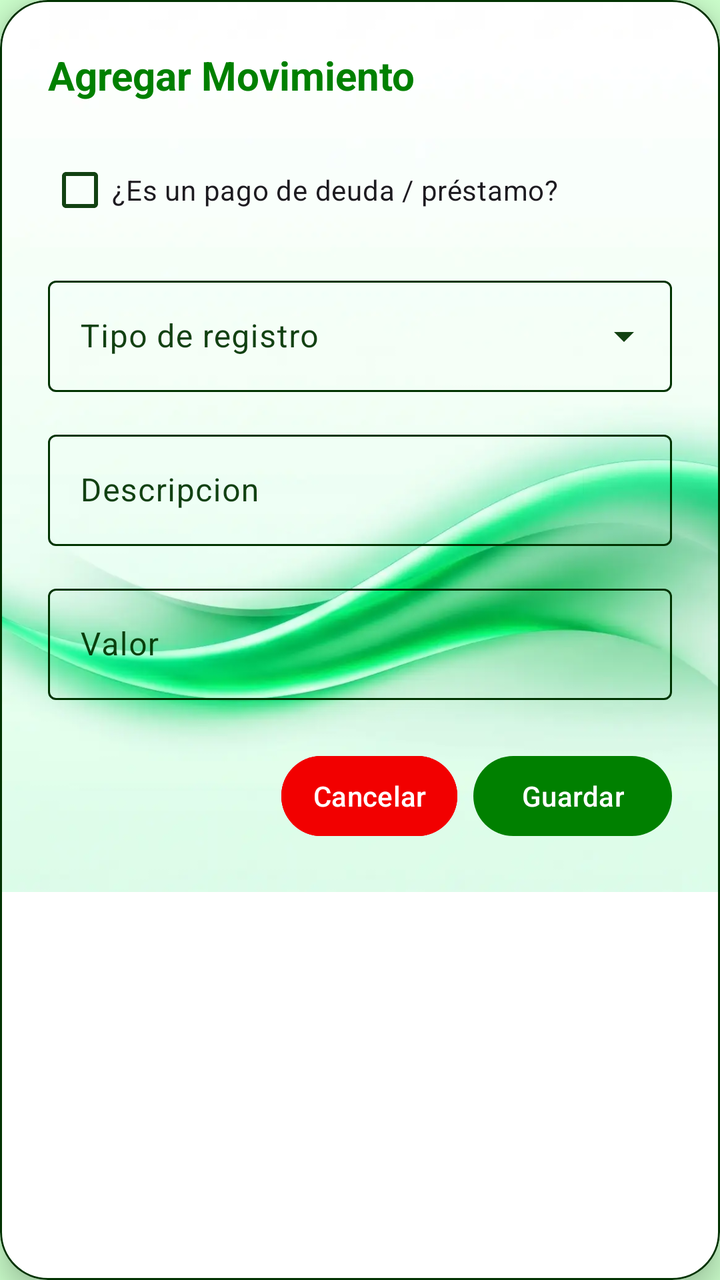
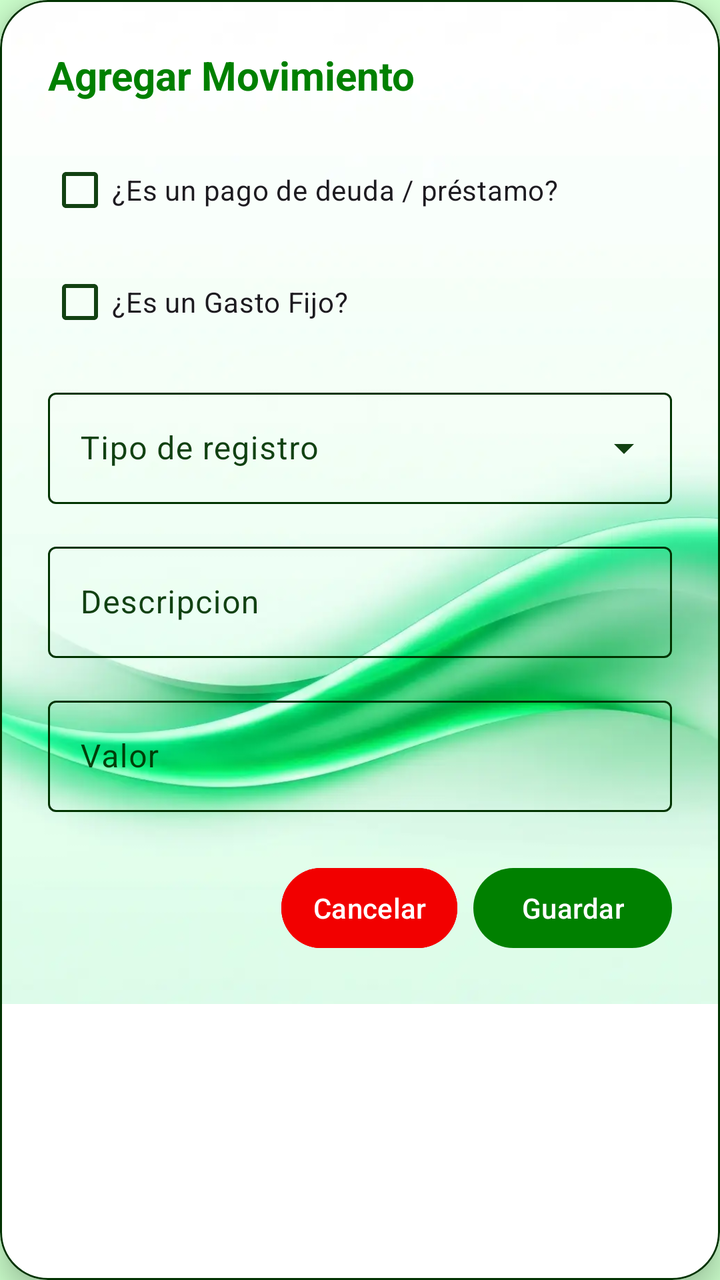

Screens rendered from an Android XML layout before and after an edit, with the pre-edit source and the edit as a unified diff.
<!-- AndroidManifest.xml: application theme Theme.MyLittleFinanControl -->
<!-- res/layout/dialog_agregar_movimiento.xml -->
<?xml version="1.0" encoding="utf-8"?>
<com.google.android.material.card.MaterialCardView xmlns:android="http://schemas.android.com/apk/res/android"
    xmlns:app="http://schemas.android.com/apk/res-auto"
    android:layout_width="match_parent"
    android:layout_height="wrap_content"
    android:layout_margin="16dp"
    app:cardCornerRadius="24dp"
    app:cardElevation="8dp"
    app:cardBackgroundColor="@android:color/white"
    app:strokeWidth="1dp"
    app:strokeColor="?attr/colorOutline">

    
    <RelativeLayout
        android:layout_width="match_parent"
        android:layout_height="wrap_content">

        
        <ImageView
            android:id="@+id/imagenFondo"
            android:layout_width="match_parent"
            android:layout_height="0dp"
            android:layout_alignTop="@id/scrollViewContenido"
            android:layout_alignBottom="@id/scrollViewContenido"
            android:src="@drawable/bg_1"
            android:scaleType="centerCrop" />

        
        <ScrollView
            android:id="@+id/scrollViewContenido"
            android:layout_width="match_parent"
            android:layout_height="wrap_content"
            android:background="@android:color/transparent">

            <LinearLayout
                android:layout_width="match_parent"
                android:layout_height="wrap_content"
                android:orientation="vertical"
                android:padding="24dp">

                <TextView
                    android:id="@+id/tv_titulo_dialogo"
                    android:layout_width="match_parent"
                    android:layout_height="wrap_content"
                    android:layout_marginBottom="20dp"
                    android:text="@string/txtAgregarNota"
                    android:textColor="?attr/colorPrimary"
                    android:textSize="20sp"
                    android:textStyle="bold" />

                <com.google.android.material.checkbox.MaterialCheckBox
                    android:id="@+id/cb_es_pago_deuda"
                    android:layout_width="match_parent"
                    android:layout_height="wrap_content"
                    android:layout_marginBottom="16dp"
                    android:text="¿Es un pago de deuda / préstamo?" />

                <com.google.android.material.textfield.TextInputLayout
                    android:id="@+id/til_seleccion_deuda"
                    style="@style/Widget.Material3.TextInputLayout.OutlinedBox.ExposedDropdownMenu"
                    android:layout_width="match_parent"
                    android:layout_height="wrap_content"
                    android:layout_marginBottom="16dp"
                    android:hint="Selecciona la deuda"
                    android:visibility="gone">

                    <AutoCompleteTextView
                        android:id="@+id/auto_deudas"
                        android:layout_width="match_parent"
                        android:layout_height="wrap_content"
                        android:inputType="none" />
                </com.google.android.material.textfield.TextInputLayout>

                <com.google.android.material.textfield.TextInputLayout
                    android:id="@+id/til_tipo_reg"
                    style="@style/Widget.Material3.TextInputLayout.OutlinedBox.ExposedDropdownMenu"
                    android:layout_width="match_parent"
                    android:layout_height="wrap_content"
                    android:layout_marginBottom="16dp"
                    android:hint="@string/etTipoReg">

                    <AutoCompleteTextView
                        android:id="@+id/auto_tipo_mov"
                        android:layout_width="match_parent"
                        android:layout_height="wrap_content"
                        android:inputType="none" />
                </com.google.android.material.textfield.TextInputLayout>

                <com.google.android.material.textfield.TextInputLayout
                    style="@style/Widget.Material3.TextInputLayout.OutlinedBox"
                    android:layout_width="match_parent"
                    android:layout_height="wrap_content"
                    android:layout_marginBottom="16dp"
                    android:hint="@string/etDescripcion">

                    <com.google.android.material.textfield.TextInputEditText
                        android:id="@+id/etDescripcion"
                        android:layout_width="match_parent"
                        android:layout_height="wrap_content"
                        android:inputType="textCapSentences" />
                </com.google.android.material.textfield.TextInputLayout>

                <com.google.android.material.textfield.TextInputLayout
                    style="@style/Widget.Material3.TextInputLayout.OutlinedBox"
                    android:layout_width="match_parent"
                    android:layout_height="wrap_content"
                    android:layout_marginBottom="24dp"
                    android:hint="@string/etValor">

                    <com.google.android.material.textfield.TextInputEditText
                        android:id="@+id/etValor"
                        android:layout_width="match_parent"
                        android:layout_height="wrap_content"
                        android:inputType="numberDecimal" />
                </com.google.android.material.textfield.TextInputLayout>

                <LinearLayout
                    android:layout_width="match_parent"
                    android:layout_height="wrap_content"
                    android:gravity="end"
                    android:orientation="horizontal">

                    <com.google.android.material.button.MaterialButton
                        android:id="@+id/btn_cancelar"
                        style="@style/Widget.Material3.Button.TextButton"
                        android:layout_width="wrap_content"
                        android:layout_height="wrap_content"
                        android:layout_marginEnd="8dp"
                        android:text="@string/btn_cancelar"
                        app:strokeWidth="1dp"
                        app:strokeColor="?attr/colorError"
                        android:textColor="?attr/colorOnPrimary"
                        android:backgroundTint="?attr/colorError"/>

                    <com.google.android.material.button.MaterialButton
                        android:id="@+id/btn_guardar"
                        android:layout_width="wrap_content"
                        android:layout_height="wrap_content"
                        android:text="@string/btn_guardar"
                        android:textColor="?attr/colorOnPrimary"
                        app:backgroundTint="?attr/colorPrimary" />
                </LinearLayout>
            </LinearLayout>
        </ScrollView>
    </RelativeLayout>
</com.google.android.material.card.MaterialCardView>
<!-- resources referenced by this layout -->
<resources>
  <!-- drawable bg_1: webp bitmap (drawable, 18726 bytes) -->
  <string name="btn_cancelar">Cancelar</string>
  <string name="btn_guardar">Guardar</string>
  <string name="etDescripcion">Descripcion</string>
  <string name="etTipoReg">Tipo de registro</string>
  <string name="etValor">Valor</string>
  <string name="txtAgregarNota">Agregar Movimiento</string>
  <style name="Theme.MyLittleFinanControl" parent="Base.Theme.MyLittleFinanControl" />
  <style name="Base.Theme.MyLittleFinanControl" parent="Theme.Material3.DayNight.NoActionBar">
  
          
          <item name="colorPrimary">@color/verde_oscuro</item>
          
          <item name="colorOnPrimary">@android:color/white</item>
  
          
          <item name="colorPrimaryContainer">@color/verde_claro</item>
          
          <item name="colorOnPrimaryContainer">@color/verde_negro</item>
  
          
          <item name="colorSecondary">@color/verde</item>
          
          <item name="colorOnSecondary">@color/verde_negro</item>
  
          
          <item name="colorSecondaryContainer">@color/verde_transparente</item>
          <item name="colorOnSecondaryContainer">@color/verde_negro</item>
  
          
          <item name="colorTertiary">@color/verde_blanco_transparente</item>
          <item name="colorOnTertiary">@color/verde_negro</item>
  
          
          <item name="colorOutline">@color/verde_negro</item>
  
          
          <item name="colorOnSurface">@color/verde_negro</item>
  
          
          
          <item name="android:windowBackground">@color/verde_claro</item>
          
          <item name="colorSurface">@color/verde_blanco_transparente</item>
  
          
          <item name="colorError">@color/rojo_alerta</item>
          <item name="colorOnError">@color/rojo_transparente</item>
  
          
          <item name="android:statusBarColor">@android:color/white</item>
          <item name="android:windowLightStatusBar">true</item>
  
          
          <item name="colorSurfaceVariant">@color/verde_transparente</item>
          <item name="colorOnSurfaceVariant">@color/verde_gris</item>
  
          
          <item name="popupMenuBackground">@android:color/white</item>
          <item name="android:popupBackground">@android:color/white</item>
  
          <item name="colorSurfaceContainer">@color/verde_claro</item>
          <item name="colorSurfaceContainerLow">@color/verde_claro</item>
          <item name="colorSurfaceContainerHigh">@color/verde_claro</item>
          <item name="colorSurfaceContainerHighest">@color/verde_claro</item>
      </style>
  <color name="verde_oscuro">#008000</color>
  <color name="verde_claro">#CCFFCC</color>
  <color name="verde_negro">#003300</color>
  <color name="verde">#00C292</color>
  <color name="verde_transparente">#5FCCFFCC</color>
  <color name="verde_blanco_transparente">#D3F6FFF6</color>
  <color name="rojo_alerta">#F20000</color>
  <color name="rojo_transparente">#7BF69F9F</color>
  <color name="verde_gris">#ED003300</color>
</resources>

<!-- the commit's change to res/layout/dialog_agregar_movimiento.xml (unified diff, before → after) -->
@@ -52,8 +52,15 @@
                     android:id="@+id/cb_es_pago_deuda"
                     android:layout_width="match_parent"
                     android:layout_height="wrap_content"
+                    android:layout_marginBottom="8dp"
+                    android:text="¿Es un pago de deuda / préstamo?" />
+
+                <com.google.android.material.checkbox.MaterialCheckBox
+                    android:id="@+id/cb_es_gasto_fijo"
+                    android:layout_width="match_parent"
+                    android:layout_height="wrap_content"
                     android:layout_marginBottom="16dp"
-                    android:text="¿Es un pago de deuda / préstamo?" />
+                    android:text="¿Es un Gasto Fijo?" />
 
                 <com.google.android.material.textfield.TextInputLayout
                     android:id="@+id/til_seleccion_deuda"
@@ -66,6 +73,40 @@
 
                     <AutoCompleteTextView
                         android:id="@+id/auto_deudas"
+                        android:layout_width="match_parent"
+                        android:layout_height="wrap_content"
+                        android:inputType="none" />
+                </com.google.android.material.textfield.TextInputLayout>
+
+                
+                <com.google.android.material.textfield.TextInputLayout
+                    android:id="@+id/til_seleccion_gasto_fijo"
+                    style="@style/Widget.Material3.TextInputLayout.OutlinedBox.ExposedDropdownMenu"
+                    android:layout_width="match_parent"
+                    android:layout_height="wrap_content"
+                    android:layout_marginBottom="16dp"
+                    android:hint="Selecciona el Gasto Fijo"
+                    android:visibility="gone">
+
+                    <AutoCompleteTextView
+                        android:id="@+id/auto_gastos_fijos"
+                        android:layout_width="match_parent"
+                        android:layout_height="wrap_content"
+                        android:inputType="none" />
+                </com.google.android.material.textfield.TextInputLayout>
+
+                
+                <com.google.android.material.textfield.TextInputLayout
+                    android:id="@+id/til_seleccion_quincena"
+                    style="@style/Widget.Material3.TextInputLayout.OutlinedBox.ExposedDropdownMenu"
+                    android:layout_width="match_parent"
+                    android:layout_height="wrap_content"
+                    android:layout_marginBottom="16dp"
+                    android:hint="Selecciona la Quincena"
+                    android:visibility="gone">
+
+                    <AutoCompleteTextView
+                        android:id="@+id/auto_quincena"
                         android:layout_width="match_parent"
                         android:layout_height="wrap_content"
                         android:inputType="none" />
